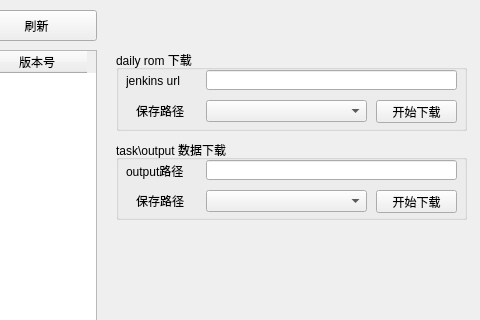
First picture: the form in ui/abyss.ui, repository zhichaoGuo/htek_DR_tool, before the edit; both pictures show x 324 to 804 and y 0 to 320 of the 804 by 684 pixel window.
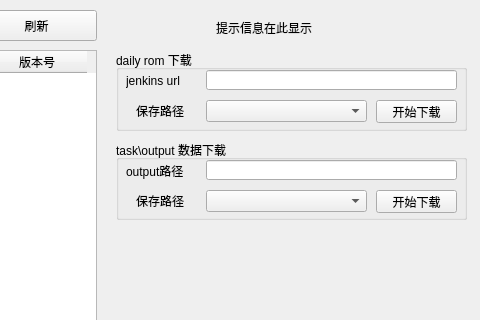
Second picture: the form after the edit.

Commit message: 连接配置文件，并增加abyss方法

The edit to the form file:
```diff
--- a/ui/abyss.ui
+++ b/ui/abyss.ui
@@ -218,6 +218,19 @@
     </property>
    </widget>
   </widget>
+  <widget class="QLabel" name="label_info">
+   <property name="geometry">
+    <rect>
+     <x>540</x>
+     <y>20</y>
+     <width>241</width>
+     <height>16</height>
+    </rect>
+   </property>
+   <property name="text">
+    <string>提示信息在此显示</string>
+   </property>
+  </widget>
  </widget>
  <resources/>
  <connections/>
```
The commit also changes 6 other files.
